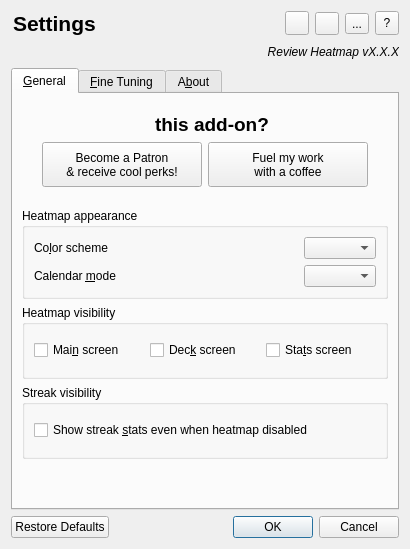
Qt form designer/options.ui (glutanimate/review-heatmap) before a commit.
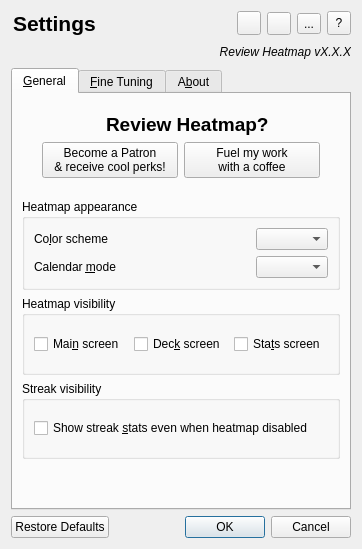
The same form after that commit. Icons and pictures are not drawn. Custom widgets are drawn as their Qt base class.

Commit message:
Fix Options button sizing.
Update Extra.

The edit to the form file:
```diff
--- a/designer/options.ui
+++ b/designer/options.ui
@@ -2,12 +2,6 @@
 <ui version="4.0">
  <class>Dialog</class>
  <widget class="QDialog" name="Dialog">
-  <property name="sizePolicy">
-   <sizepolicy hsizetype="Minimum" vsizetype="Minimum">
-    <horstretch>0</horstretch>
-    <verstretch>0</verstretch>
-   </sizepolicy>
-  </property>
   <property name="windowTitle">
    <string>Review Heatmap Settings</string>
   </property>
@@ -219,12 +213,13 @@
             <widget class="QLabel" name="labContrib">
              <property name="font">
               <font>
+               <pointsize>14</pointsize>
                <weight>75</weight>
                <bold>true</bold>
               </font>
              </property>
              <property name="text">
-              <string>&lt;html&gt;&lt;span style=&quot; font-size:14pt;&quot;&gt; this add-on?&lt;/span&gt;&lt;/html&gt;</string>
+              <string>Review Heatmap?</string>
              </property>
              <property name="alignment">
               <set>Qt::AlignLeading|Qt::AlignLeft|Qt::AlignVCenter</set>
@@ -250,18 +245,6 @@
           <layout class="QGridLayout" name="gridLayout_3">
            <item row="0" column="2">
             <widget class="QPushButton" name="btnCoffee">
-             <property name="sizePolicy">
-              <sizepolicy hsizetype="Minimum" vsizetype="Minimum">
-               <horstretch>0</horstretch>
-               <verstretch>0</verstretch>
-              </sizepolicy>
-             </property>
-             <property name="minimumSize">
-              <size>
-               <width>160</width>
-               <height>45</height>
-              </size>
-             </property>
              <property name="font">
               <font>
                <weight>50</weight>
@@ -293,18 +276,6 @@
            </item>
            <item row="0" column="1">
             <widget class="QPushButton" name="btnPatreon">
-             <property name="sizePolicy">
-              <sizepolicy hsizetype="Minimum" vsizetype="Minimum">
-               <horstretch>0</horstretch>
-               <verstretch>0</verstretch>
-              </sizepolicy>
-             </property>
-             <property name="minimumSize">
-              <size>
-               <width>160</width>
-               <height>45</height>
-              </size>
-             </property>
              <property name="font">
               <font>
                <weight>50</weight>
```
The commit also changes 1 other file.
